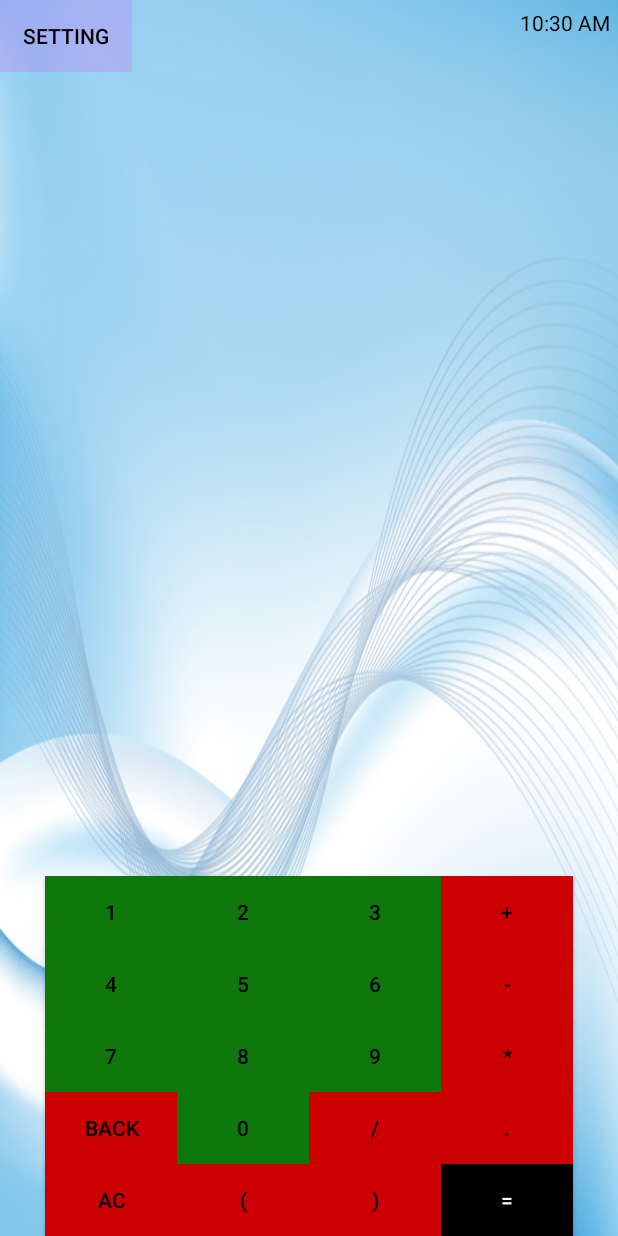
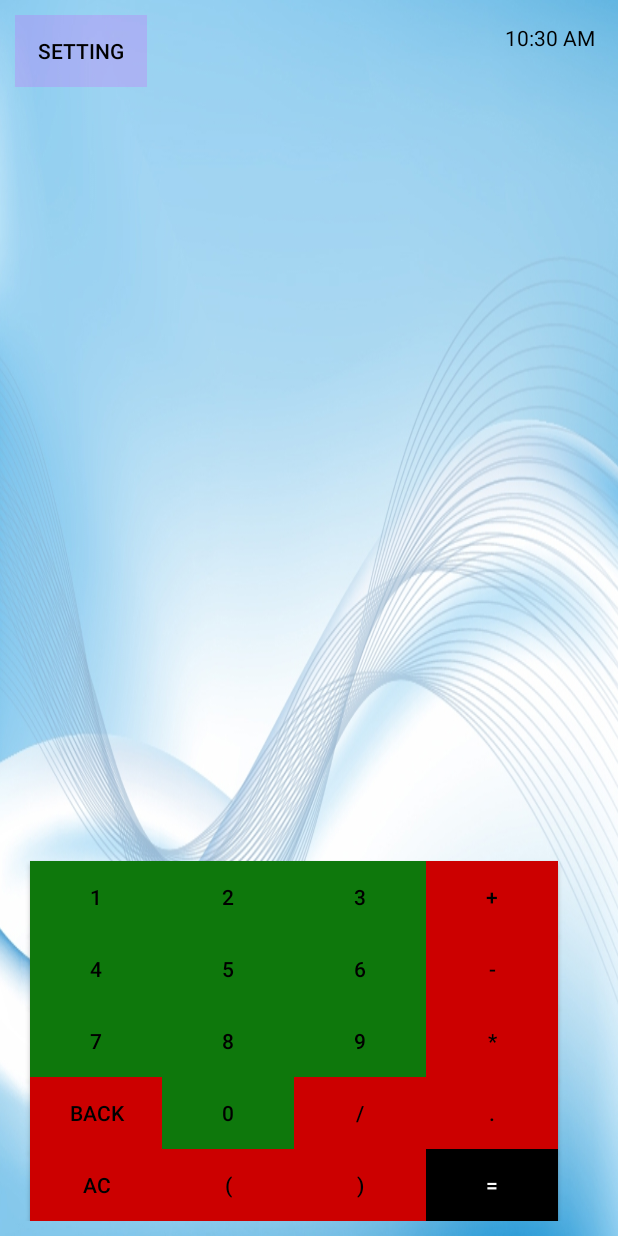
Before and after one commit to Colt1985/AndroidBase, an Android app: the screen it shows after launch (MainActivity), on a phone screen of 412 x 824 dp. Run offline under Robolectric (Android 15) with nearby library versions, the phone set to English and light mode, and no system bars.

Commit message:
некоторые изменения

```diff
--- a/app/src/main/res/layout-land/activity_main.xml
+++ b/app/src/main/res/layout-land/activity_main.xml
@@ -3,8 +3,7 @@
     xmlns:app="http://schemas.android.com/apk/res-auto"
     style="@style/background"
     android:layout_width="match_parent"
-    android:layout_height="match_parent"
-    android:padding="10dp">
+    android:layout_height="match_parent">
 
     <DigitalClock
         android:id="@+id/digitalClock"
--- a/app/src/main/res/values-night/themes.xml
+++ b/app/src/main/res/values-night/themes.xml
@@ -27,6 +27,7 @@
 
     <style name="background">
         <item name="android:background">@drawable/background_night</item>
+        <item name="android:padding">10dp</item>
     </style>
 
     <style name="ActionButton">
--- a/app/src/main/res/values/themes.xml
+++ b/app/src/main/res/values/themes.xml
@@ -19,6 +19,7 @@
 
     <style name="background">
         <item name="android:background">@drawable/blue_abstract_background</item>
+        <item name="android:padding">10dp</item>
     </style>
 
     <style name="NumberButton">
```
